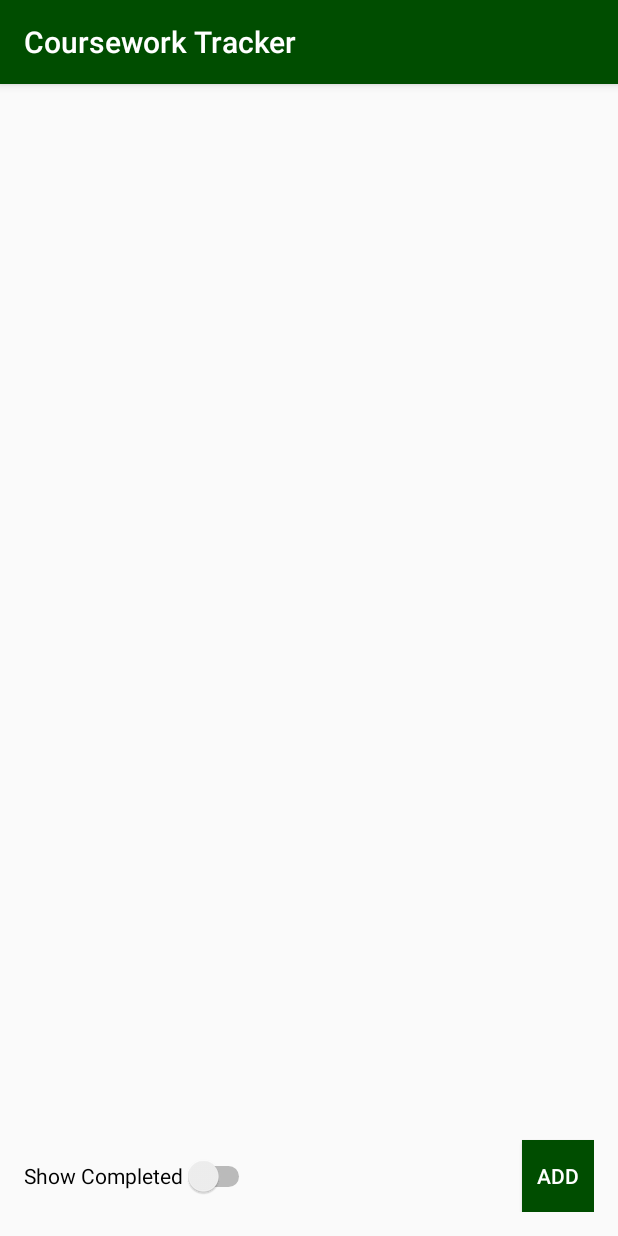
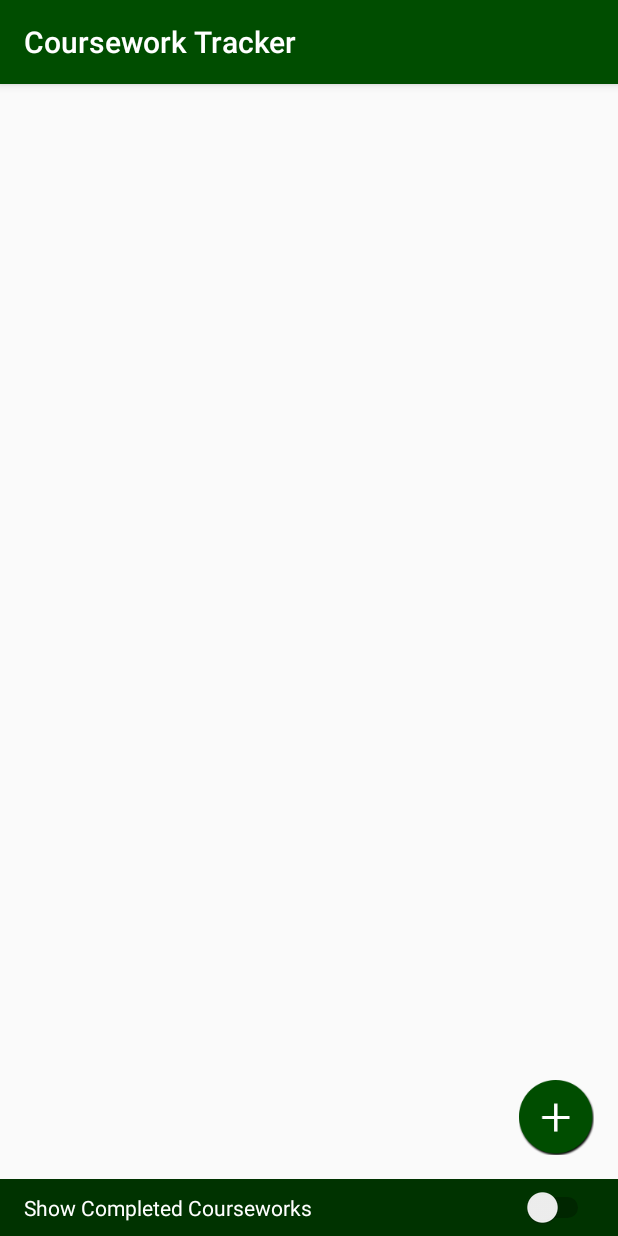
Before and after one commit to andygoldfinch/android-coursework-tracker, an Android app: the screen it shows after launch (MainActivity), on a phone screen of 412 x 824 dp. Run offline under Robolectric (Android 15) with nearby library versions, the phone set to English and light mode, and no system bars.

Commit message:
Refactor main activity

```diff
--- a/app/src/main/java/uk/ac/leeds/atcg_gdl/courseworktracker/MainActivity.java
+++ b/app/src/main/java/uk/ac/leeds/atcg_gdl/courseworktracker/MainActivity.java
@@ -1,26 +1,24 @@
 package uk.ac.leeds.atcg_gdl.courseworktracker;
 
 import android.content.Intent;
+import android.os.Bundle;
 import android.support.v7.app.AppCompatActivity;
-import android.os.Bundle;
 import android.view.View;
 import android.widget.AdapterView;
 import android.widget.ArrayAdapter;
-import android.widget.Button;
 import android.widget.CompoundButton;
 import android.widget.ListView;
 import android.widget.Switch;
 
 import java.util.ArrayList;
 
+/**
+ * Controls the main activity.
+ */
 public class MainActivity extends AppCompatActivity {
-
-    private Button buttonAdd;
     private ListView listView;
     private Switch completedSwitch;
-    private Coursework[] courseworkArray;
-
-    public static final String MESSAGE_KEY = "uk.ac.leeds.atcg_gdl.courseworktracker.MESSAGE";
+    private Coursework[] listedCoursework;
 
     /**
      * The method to create the activity.
@@ -32,16 +30,49 @@ public class MainActivity extends AppCompatActivity {
         super.onCreate(savedInstanceState);
         setContentView(R.layout.activity_main);
 
-        buttonAdd = (Button) findViewById(R.id.buttonAdd);
+        // Create references to widgets
         listView = (ListView) findViewById(R.id.listView);
         completedSwitch = (Switch) findViewById(R.id.switch_completed);
         completedSwitch.setOnCheckedChangeListener(new SwitchListener());
+
+        // Load the coursework list
+        refreshCourseworks();
     }
 
+    /**
+     * Called when the user returns to the activity.
+     */
+    @Override
     protected void onResume() {
         super.onResume();
-        courseworkArray = new Database(getApplicationContext()).getCourseworks(false);
-        populateListView(courseworkArray);
+
+        refreshCourseworks();
+    }
+
+    /**
+     * Adds coursework items to the list view.
+     */
+    private void refreshCourseworks() {
+        listedCoursework = new Database(getApplicationContext())
+                .getCourseworks(completedSwitch.isChecked());
+
+        ArrayList<String> courseworkProcessed = new ArrayList<>();
+        for (int i = 0; i < listedCoursework.length; ++i) {
+            Coursework c = listedCoursework[i];
+            courseworkProcessed.add(
+                    c.getCourseworkName() + "\n" +
+                            c.getModuleName() + " - " +
+                            c.getFormattedDeadline());
+        }
+
+        ArrayAdapter<String> arrayAdapter = new ArrayAdapter<>(
+                this,
+                android.R.layout.simple_list_item_1,
+                courseworkProcessed
+        );
+
+        listView.setAdapter(arrayAdapter);
+        listView.setOnItemClickListener(new ListHandler());
     }
 
     /**
@@ -55,45 +86,24 @@ public class MainActivity extends AppCompatActivity {
     }
 
     /**
-     * Populate data in the list view from an array of Coursework objects using an ArrayAdapter.
-     *
-     * @param courseworkArray The array containing the objects to be displayed.
-     */
-    private void populateListView(Coursework[] courseworkArray) {
-        ArrayList<String> courseworkProcessed = new ArrayList<String>();
-        for (int i = 0; i < courseworkArray.length; ++i) {
-            courseworkProcessed.add(
-                    courseworkArray[i].getCourseworkName() + "\n" +
-                            courseworkArray[i].getModuleName() + " - " +
-                            courseworkArray[i].getFormattedDeadline());
-        }
-        ArrayAdapter<String> arrayAdapter = new ArrayAdapter<String>(
-                this,
-                android.R.layout.simple_list_item_1,
-                courseworkProcessed
-        );
-        listView.setAdapter(arrayAdapter);
-        listView.setOnItemClickListener(new ListHandler());
-    }
-
-    /**
      * A class implementing AdapterView.OnItemClickListener, opening the edit screen when a list
      * item is clicked and passing it the Coursework object that was clicked using an intent.
      */
     private class ListHandler implements AdapterView.OnItemClickListener {
         public void onItemClick(AdapterView<?> parent, View view, int position, long id) {
             Intent editIntent = new Intent(MainActivity.this, EditActivity.class);
-            editIntent.putExtra("coursework", courseworkArray[position]);
+            editIntent.putExtra("coursework", listedCoursework[position]);
             startActivity(editIntent);
         }
     }
 
-    private class SwitchListener implements CompoundButton.OnCheckedChangeListener
-    {
-        public void onCheckedChanged(CompoundButton buttonView, boolean isChecked)
-        {
-            courseworkArray = new Database(getApplicationContext()).getCourseworks(isChecked);
-            populateListView(courseworkArray);
+    /**
+     * A listener class which responds to the "show completed courseworks"
+     * switch being changed.
+     */
+    private class SwitchListener implements CompoundButton.OnCheckedChangeListener {
+        public void onCheckedChanged(CompoundButton buttonView, boolean isChecked) {
+            refreshCourseworks();
         }
     }
 }
--- a/app/src/main/res/layout/activity_main.xml
+++ b/app/src/main/res/layout/activity_main.xml
@@ -1,44 +1,44 @@
 <?xml version="1.0" encoding="utf-8"?>
 <RelativeLayout xmlns:android="http://schemas.android.com/apk/res/android"
-    xmlns:tools="http://schemas.android.com/tools" android:layout_width="match_parent"
-    android:layout_height="match_parent" android:paddingLeft="@dimen/activity_horizontal_margin"
-    android:paddingRight="@dimen/activity_horizontal_margin"
+    xmlns:tools="http://schemas.android.com/tools"
+    android:id="@+id/it"
+    android:layout_width="match_parent"
+    android:layout_height="match_parent"
     android:paddingTop="@dimen/activity_vertical_margin"
-    android:paddingBottom="@dimen/activity_vertical_margin" tools:context=".MainActivity"
-    android:id="@+id/it">
-
-    <Button
-        style="?android:attr/buttonStyleSmall"
-        android:layout_width="wrap_content"
-        android:layout_height="wrap_content"
-        android:text="@string/button_add"
-        android:id="@+id/buttonAdd"
-        android:layout_alignParentBottom="true"
-        android:layout_alignParentRight="true"
-        android:layout_alignParentEnd="true"
-        android:onClick="handleButtonAdd"
-        android:background="@color/colorPrimary"
-        android:textColor="@color/colorButtonText"/>
+    tools:context=".MainActivity">
 
     <ListView
-        android:layout_width="wrap_content"
-        android:layout_height="wrap_content"
         android:id="@+id/listView"
-        android:layout_alignParentStart="true"
-        android:layout_alignParentLeft="true"
+        android:layout_width="match_parent"
+        android:layout_height="0dp"
+        android:layout_above="@+id/switch_completed"
         android:layout_alignParentTop="true"
-        android:layout_above="@id/buttonAdd"
-        android:dividerHeight="2sp"/>
+        android:divider="@android:color/transparent"
+        android:dividerHeight="15sp"
+        android:layout_gravity="center|start" />
+
+    <ImageButton
+        android:id="@+id/buttonAdd"
+        android:layout_width="50sp"
+        android:layout_height="50sp"
+        android:layout_above="@id/switch_completed"
+        android:layout_alignParentEnd="true"
+        android:layout_alignParentRight="true"
+        android:background="@mipmap/button_add"
+        android:onClick="handleButtonAdd"
+        android:layout_marginRight="@dimen/activity_horizontal_margin"
+        android:layout_marginEnd="@dimen/activity_horizontal_margin"
+        android:layout_marginBottom="@dimen/activity_horizontal_margin" />
 
     <Switch
-        android:layout_width="wrap_content"
-        android:layout_height="wrap_content"
+        android:id="@id/switch_completed"
+        android:layout_width="match_parent"
+        android:layout_height="@dimen/activity_bottom_height"
+        android:layout_alignParentBottom="true"
+        android:background="@color/colorPrimaryDark"
+        android:paddingLeft="@dimen/activity_horizontal_margin"
+        android:paddingRight="@dimen/activity_horizontal_margin"
         android:text="@string/label_show_completed"
-        android:id="@+id/switch_completed"
-        android:layout_alignParentLeft="true"
-        android:layout_alignParentBottom="true"
-        android:layout_below="@id/listView"/>
-
-
+        android:textColor="@color/colorButtonText" />
 
 </RelativeLayout>
--- a/app/src/main/res/values/dimens.xml
+++ b/app/src/main/res/values/dimens.xml
@@ -2,4 +2,5 @@
     <!-- Default screen margins, per the Android Design guidelines. -->
     <dimen name="activity_horizontal_margin">16dp</dimen>
     <dimen name="activity_vertical_margin">16dp</dimen>
+    <dimen name="activity_bottom_height">38dp</dimen>
 </resources>
--- a/app/src/main/res/values/strings.xml
+++ b/app/src/main/res/values/strings.xml
@@ -12,7 +12,7 @@
     <string name="label_percent">%</string>
     <string name="label_notes">Notes</string>
     <string name="label_completed">Completed</string>
-    <string name="label_show_completed">Show Completed</string>
+    <string name="label_show_completed">Show Completed Courseworks</string>
     <string name="hint_name">eg. Coursework 2</string>
     <string name="hint_module">eg. Software Engineering</string>
     <string name="hint_notes">eg. Pair project with George</string>
```
Also changed, not shown: app/src/main/res/mipmap-hdpi/button_add.png (added), app/src/main/res/mipmap-mdpi/button_add.png (added), app/src/main/res/mipmap-xhdpi/button_add.png (added), app/src/main/res/mipmap-xxhdpi/button_add.png (added), app/src/main/res/mipmap-xxxhdpi/button_add.png (added).
